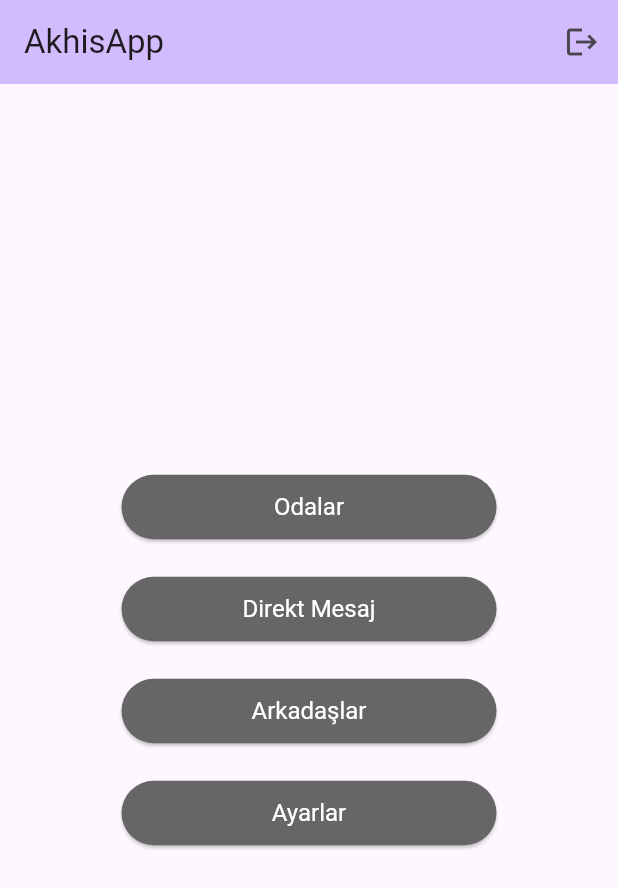
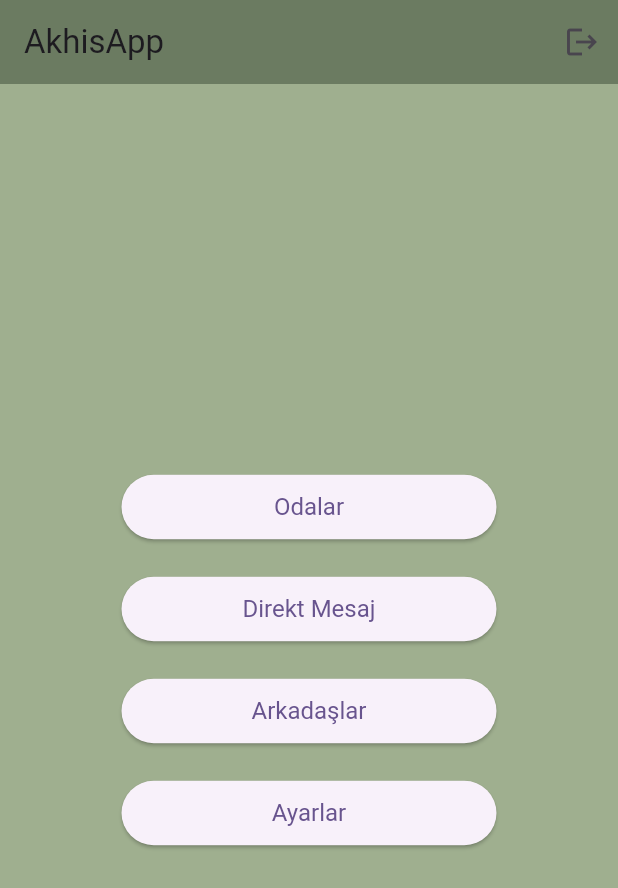
Before and after one commit to Erimsaholut/akhisarapp, a Flutter app: the HomeScreen screen opened directly, on a phone screen of 412 x 824 dp. Shown: the top 888 px of the screen. Run offline on Flutter 3.47's test engine with Material 3 defaults, Android fonts, the phone set to English and light mode, and no system bars; our stand-ins replace cloud_firestore, firebase_auth, firebase_core; accounts and stored records are empty.

Commit message:
* new theme and color palette

```diff
--- a/lib/screens/home.dart
+++ b/lib/screens/home.dart
@@ -1,4 +1,5 @@
 import 'package:flutter/material.dart';
+import '../theme/app_colors.dart';
 import 'rooms.dart';
 import 'package:firebase_auth/firebase_auth.dart';
 import 'login.dart';
@@ -11,8 +12,12 @@ class HomeScreen extends StatelessWidget {
   @override
   Widget build(BuildContext context) {
     return Scaffold(
+      // Arka planı özel tanımlı kBeigeBackground yapmak için bu satırı değiştirdik.
+      backgroundColor: kSageGreenSecondary,
       appBar: AppBar(
+        backgroundColor: kOliveGreenPrimary,
         title: const Text('AkhisApp'),
+        // Artık 'backgroundColor' burada değil, app_theme.dart dosyasından geliyor.
         actions: [
           IconButton(
             icon: const Icon(Icons.logout),
@@ -22,20 +27,24 @@ class HomeScreen extends StatelessWidget {
                 context: context,
                 builder: (BuildContext context) {
                   return AlertDialog(
+                    // Dialog stilleri de temadan etkilenecek (örn: shape, titleTextStyle)
                     title: const Text('Çıkış Yap'),
-                    content: const Text('Oturumu kapatmak istediğine emin misin?'),
+                    content:
+                    const Text('Oturumu kapatmak istediğine emin misin?'),
                     actions: [
                       TextButton(
                         onPressed: () {
                           Navigator.of(context).pop();
                         },
+                        // TextButton rengini otomatik olarak temadan (primaryColor) alacak
                         child: const Text('İptal'),
                       ),
                       TextButton(
                         onPressed: () async {
                           await FirebaseAuth.instance.signOut();
                           Navigator.of(context).pushAndRemoveUntil(
-                            MaterialPageRoute(builder: (context) => const LoginScreen()),
+                            MaterialPageRoute(
+                                builder: (context) => const LoginScreen()),
                                 (route) => false,
                           );
                         },
@@ -48,7 +57,7 @@ class HomeScreen extends StatelessWidget {
             },
           ),
         ],
-        backgroundColor: Theme.of(context).colorScheme.inversePrimary,
+        // backgroundColor: Theme.of(context).colorScheme.inversePrimary, // <-- BU SATIRI KALDIRDIK
       ),
       body: Center(
         child: Column(
@@ -58,7 +67,7 @@ class HomeScreen extends StatelessWidget {
               width: 250,
               child: ElevatedButton(
                 style: ElevatedButton.styleFrom(
-                  backgroundColor: const Color(0xFF666666),
+                  // backgroundColor: const Color(0xFF666666), // <-- TEMADAN ALINACAK
                   padding: const EdgeInsets.symmetric(vertical: 12),
                   textStyle: const TextStyle(fontSize: 16),
                 ),
@@ -68,7 +77,8 @@ class HomeScreen extends StatelessWidget {
                     MaterialPageRoute(builder: (context) => const RoomsScreen()),
                   );
                 },
-                child: const Text('Odalar', style: TextStyle(color: Colors.white)),
+                // Yazı rengi (foregroundColor) artık 'elevatedButtonTheme'den geliyor
+                child: const Text('Odalar'),
               ),
             ),
             const SizedBox(height: 20),
@@ -76,14 +86,15 @@ class HomeScreen extends StatelessWidget {
               width: 250,
               child: ElevatedButton(
                 style: ElevatedButton.styleFrom(
-                  backgroundColor: const Color(0xFF666666),
+                  // backgroundColor: const Color(0xFF666666), // <-- TEMADAN ALINACAK
                   padding: const EdgeInsets.symmetric(vertical: 12),
                   textStyle: const TextStyle(fontSize: 16),
                 ),
                 onPressed: () {
                   debugPrint('Direkt Mesaj pressed');
                 },
-                child: const Text('Direkt Mesaj', style: TextStyle(color: Colors.white)),
+                child:
+                const Text('Direkt Mesaj'), // <-- 'style' kaldırıldı
               ),
             ),
             const SizedBox(height: 20),
@@ -91,17 +102,18 @@ class HomeScreen extends StatelessWidget {
               width: 250,
               child: ElevatedButton(
                 style: ElevatedButton.styleFrom(
-                  backgroundColor: const Color(0xFF666666),
+                  // backgroundColor: const Color(0xFF666666), // <-- TEMADAN ALINACAK
                   padding: const EdgeInsets.symmetric(vertical: 12),
                   textStyle: const TextStyle(fontSize: 16),
                 ),
                 onPressed: () {
                   Navigator.push(
                     context,
-                    MaterialPageRoute(builder: (context) => const FriendsScreen()),
+                    MaterialPageRoute(
+                        builder: (context) => const FriendsScreen()),
                   );
                 },
-                child: const Text('Arkadaşlar', style: TextStyle(color: Colors.white)),
+                child: const Text('Arkadaşlar'), // <-- 'style' kaldırıldı
               ),
             ),
             const SizedBox(height: 20),
@@ -109,17 +121,18 @@ class HomeScreen extends StatelessWidget {
               width: 250,
               child: ElevatedButton(
                 style: ElevatedButton.styleFrom(
-                  backgroundColor: const Color(0xFF666666),
+                  // backgroundColor: const Color(0xFF666666), // <-- TEMADAN ALINACAK
                   padding: const EdgeInsets.symmetric(vertical: 12),
                   textStyle: const TextStyle(fontSize: 16),
                 ),
                 onPressed: () {
                   Navigator.push(
                     context,
-                    MaterialPageRoute(builder: (context) => const SettingsScreen()),
+                    MaterialPageRoute(
+                        builder: (context) => const SettingsScreen()),
                   );
                 },
-                child: const Text('Ayarlar', style: TextStyle(color: Colors.white)),
+                child: const Text('Ayarlar'), // <-- 'style' kaldırıldı
               ),
             ),
           ],
--- /dev/null
+++ b/lib/theme/app_colors.dart
@@ -0,0 +1,9 @@
+import 'package:flutter/material.dart';
+
+// 1. Renk Sabitlerini Tanımlayalım
+const Color kBeigeBackground = Color(0xFFF7F3EB);
+const Color kOliveGreenPrimary = Color(0xFF6B7B61);
+const Color kSageGreenSecondary = Color(0xFF9FAF8F);
+const Color kDarkText = Color(0xFF4A443F);
+const Color kCardSurface = Color(0xFFFCFBF8);
+const Color kTerracottaAccent = Color(0xFFC06C59);
```
Also changed, not shown: lib/screens/rooms.dart (+10 -3 lines), lib/theme/app_theme.dart (added, +85 -0 lines).
